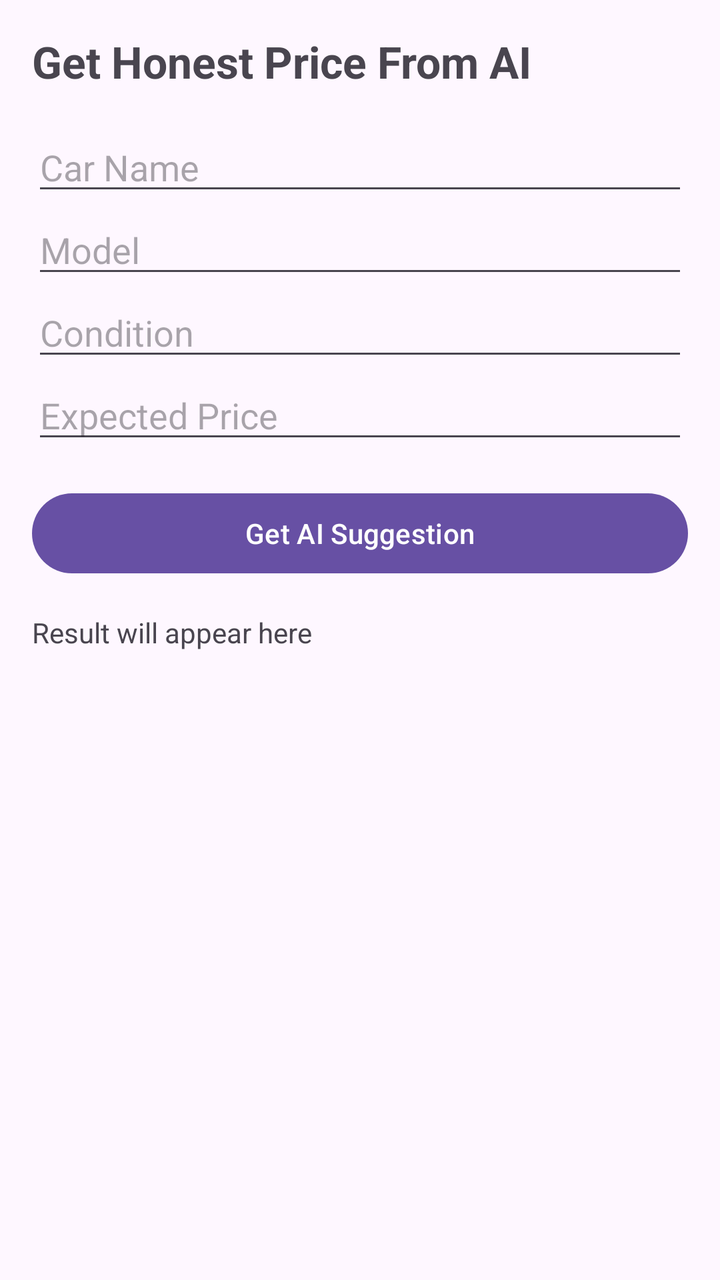
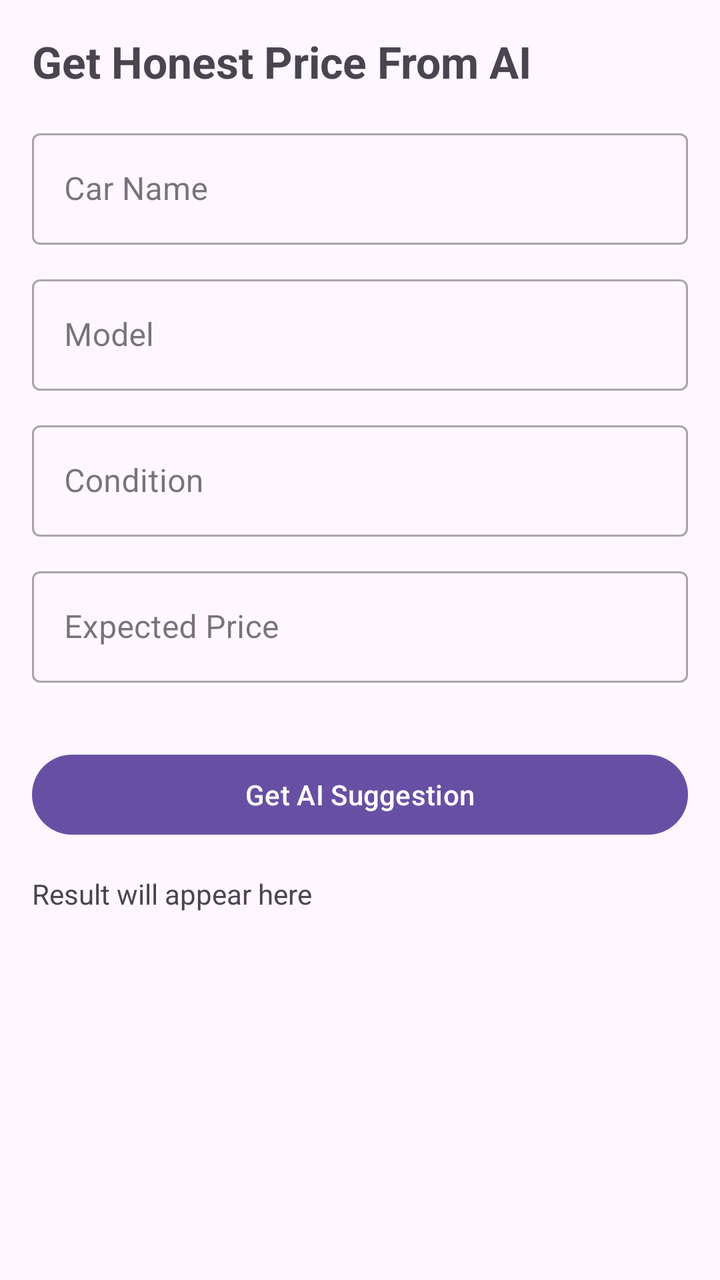

Screens rendered from an Android XML layout before and after an edit, with the pre-edit source and the edit as a unified diff.
<!-- AndroidManifest.xml: application theme Theme.Apni_svari -->
<!-- res/layout/fragment_text_page.xml -->
<?xml version="1.0" encoding="utf-8"?>
<ScrollView xmlns:android="http://schemas.android.com/apk/res/android"
    android:layout_width="match_parent"
    android:layout_height="match_parent">

    <LinearLayout
        android:layout_width="match_parent"
        android:layout_height="wrap_content"
        android:orientation="vertical"
        android:padding="16dp">

        <TextView
            android:id="@+id/fragmentLabel"
            android:layout_width="match_parent"
            android:layout_height="wrap_content"
            android:text="Get Honest Price From AI"
            android:textSize="22sp"
            android:textStyle="bold"
            android:paddingBottom="16dp" />

        <EditText
            android:id="@+id/carNameInput"
            android:layout_width="match_parent"
            android:layout_height="wrap_content"
            android:hint="Car Name" />

        <EditText
            android:id="@+id/carModelInput"
            android:layout_width="match_parent"
            android:layout_height="wrap_content"
            android:hint="Model" />

        <EditText
            android:id="@+id/carConditionInput"
            android:layout_width="match_parent"
            android:layout_height="wrap_content"
            android:hint="Condition" />

        <EditText
            android:id="@+id/carPriceInput"
            android:layout_width="match_parent"
            android:layout_height="wrap_content"
            android:hint="Expected Price" />

        <Button
            android:id="@+id/getPriceBtn"
            android:layout_width="match_parent"
            android:layout_height="wrap_content"
            android:text="Get AI Suggestion"
            android:layout_marginTop="16dp" />

        <TextView
            android:id="@+id/resultText"
            android:layout_width="match_parent"
            android:layout_height="wrap_content"
            android:text="Result will appear here"
            android:paddingTop="16dp" />

    </LinearLayout>
</ScrollView>
<!-- resources referenced by this layout -->
<resources>
  <style name="Theme.Apni_svari" parent="Base.Theme.Apni_svari" />
  <style name="Base.Theme.Apni_svari" parent="Theme.Material3.DayNight.NoActionBar">
          
          
      </style>
</resources>

<!-- the commit's change to res/layout/fragment_text_page.xml (unified diff, before → after) -->
@@ -1,5 +1,6 @@
 <?xml version="1.0" encoding="utf-8"?>
 <ScrollView xmlns:android="http://schemas.android.com/apk/res/android"
+    xmlns:app="http://schemas.android.com/apk/res-auto"
     android:layout_width="match_parent"
     android:layout_height="match_parent">
 
@@ -18,29 +19,66 @@
             android:textStyle="bold"
             android:paddingBottom="16dp" />
 
-        <EditText
-            android:id="@+id/carNameInput"
+        <com.google.android.material.textfield.TextInputLayout
+            android:id="@+id/carNameInputLayout"
             android:layout_width="match_parent"
             android:layout_height="wrap_content"
-            android:hint="Car Name" />
+            android:hint="Car Name"
+            style="@style/Widget.MaterialComponents.TextInputLayout.OutlinedBox"
+            android:layout_marginBottom="12dp">
 
-        <EditText
-            android:id="@+id/carModelInput"
+            <com.google.android.material.textfield.TextInputEditText
+                android:id="@+id/carNameInput"
+                android:layout_width="match_parent"
+                android:layout_height="wrap_content"
+                android:contentDescription="Car name input field" />
+        </com.google.android.material.textfield.TextInputLayout>
+
+        <com.google.android.material.textfield.TextInputLayout
+            android:id="@+id/carModelInputLayout"
             android:layout_width="match_parent"
             android:layout_height="wrap_content"
-            android:hint="Model" />
+            android:hint="Model"
+            style="@style/Widget.MaterialComponents.TextInputLayout.OutlinedBox"
+            android:layout_marginBottom="12dp">
 
-        <EditText
-            android:id="@+id/carConditionInput"
+            <com.google.android.material.textfield.TextInputEditText
+                android:id="@+id/carModelInput"
+                android:layout_width="match_parent"
+                android:layout_height="wrap_content"
+                android:contentDescription="Car model input field" />
+        </com.google.android.material.textfield.TextInputLayout>
+
+        <com.google.android.material.textfield.TextInputLayout
+            android:id="@+id/carConditionInputLayout"
             android:layout_width="match_parent"
             android:layout_height="wrap_content"
-            android:hint="Condition" />
+            android:hint="Condition"
+            style="@style/Widget.MaterialComponents.TextInputLayout.OutlinedBox"
+            android:layout_marginBottom="12dp">
 
-        <EditText
-            android:id="@+id/carPriceInput"
+            <com.google.android.material.textfield.TextInputEditText
+                android:id="@+id/carConditionInput"
+                android:layout_width="match_parent"
+                android:layout_height="wrap_content"
+                android:contentDescription="Car condition input field" />
+        </com.google.android.material.textfield.TextInputLayout>
+
+        <com.google.android.material.textfield.TextInputLayout
+            android:id="@+id/carPriceInputLayout"
             android:layout_width="match_parent"
             android:layout_height="wrap_content"
-            android:hint="Expected Price" />
+            android:hint="Expected Price"
+            style="@style/Widget.MaterialComponents.TextInputLayout.OutlinedBox"
+            android:layout_marginBottom="16dp">
+
+            <com.google.android.material.textfield.TextInputEditText
+                android:id="@+id/carPriceInput"
+                android:layout_width="match_parent"
+                android:layout_height="wrap_content"
+                android:inputType="numberDecimal"
+                android:contentDescription="Expected price input field" />
+        </com.google.android.material.textfield.TextInputLayout>
 
         <Button
             android:id="@+id/getPriceBtn"
